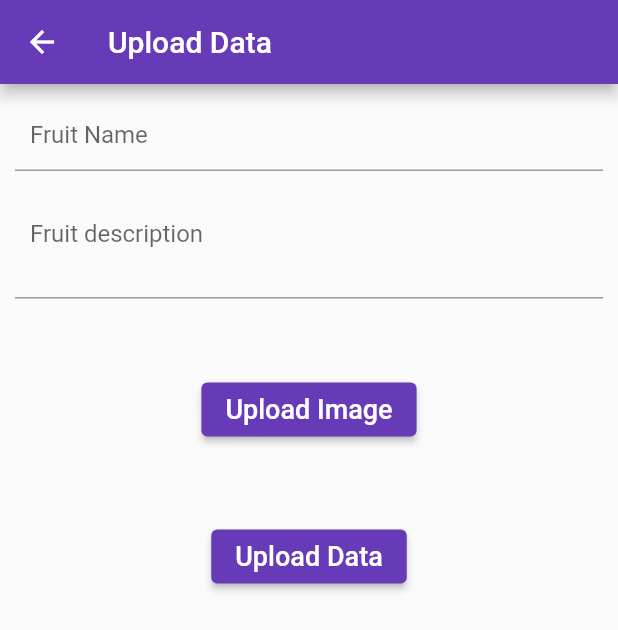
After one commit to mehtabismail/Flutter_Class, a Flutter app: the UploadFruitData screen opened directly, on a phone screen of 412 x 824 dp. The commit adds this screen. Shown: the top 630 px of the screen. Run offline on Flutter 3.47's test engine with Material 2 defaults, Android fonts, the phone set to English and light mode, and no system bars; our stand-ins replace cloud_firestore, file_picker, firebase_auth, firebase_core, firebase_storage, fluttertoast and 3 more; accounts and stored records are empty; network calls fail.

Commit message:
new update

```diff
--- a/lib/Screens/uploadData.dart
+++ b/lib/Screens/uploadData.dart
@@ -19,8 +19,8 @@ class UploadData extends StatefulWidget {
 
 class _UploadDataState extends State<UploadData> {
   final Storage storage = new Storage();
-  var path = null;
-  var fileName = null;
+  var path;
+  var fileName;
 
   Future pickImage(BuildContext context) async {
     // SELLECTING FILE
--- /dev/null
+++ b/lib/Screens/uploadFruit.dart
@@ -0,0 +1,171 @@
+// ignore_for_file: use_key_in_widget_constructors, file_names, prefer_const_constructors
+
+import 'package:cloud_firestore/cloud_firestore.dart';
+import 'package:file_picker/file_picker.dart';
+import 'package:firebase_auth/firebase_auth.dart';
+import 'package:flutter/material.dart';
+import 'package:fluttertoast/fluttertoast.dart';
+import 'package:learning1/Screens/storage_service.dart';
+import 'package:learning1/model/user_model.dart';
+
+class UploadFruitData extends StatefulWidget {
+  @override
+  _UploadFruitDataState createState() => _UploadFruitDataState();
+}
+
+class _UploadFruitDataState extends State<UploadFruitData> {
+  final _formKey = GlobalKey<FormState>();
+  final Storage storage = new Storage();
+  //  TEXTFIELD CONTROLLERS
+  TextEditingController fruitNameController = new TextEditingController();
+  TextEditingController fruitDescriptionController =
+      new TextEditingController();
+  TextEditingController emailController = new TextEditingController();
+  TextEditingController passwordController = new TextEditingController();
+  TextEditingController confirmPasswordController = new TextEditingController();
+
+  var path;
+  var fileName;
+  Future pickImage(BuildContext context) async {
+    // SELLECTING FILE
+    final results = await FilePicker.platform.pickFiles(
+      allowMultiple: false,
+      type: FileType.custom,
+      allowedExtensions: ['png', 'jpg'],
+    );
+    if (results == null) {
+      ScaffoldMessenger.of(context).showSnackBar(
+        const SnackBar(
+          content: Text("No file Selected!"),
+        ),
+      );
+      return null;
+    }
+    setState(() {
+      path = results.files.single.path;
+      fileName = results.files.single.name;
+    });
+
+    // CALLING UPLOAD FUNCTION
+    // storage.uploadFile(path, fileName);
+    storage.uploadFile(path, fileName);
+  }
+
+  @override
+  Widget build(BuildContext context) {
+    return Scaffold(
+      appBar: AppBar(
+        title: Text("Upload Data"),
+      ),
+      body: Container(
+        child: SingleChildScrollView(
+          child: Form(
+            key: _formKey,
+            child: Column(
+              mainAxisAlignment: MainAxisAlignment.center,
+              children: [
+                Padding(
+                  padding: const EdgeInsets.all(10.0),
+                  child: Container(
+                    child: Column(
+                      children: [
+                        // FRUIT NAME TEXTFIELD
+                        TextFormField(
+                          autofocus: false,
+                          controller: fruitNameController,
+                          keyboardType: TextInputType.emailAddress,
+                          onSaved: (value) {
+                            fruitNameController.text = value!;
+                          },
+                          textInputAction: TextInputAction.next,
+                          decoration: InputDecoration(
+                              contentPadding:
+                                  new EdgeInsets.symmetric(horizontal: 10.0),
+                              hintText: "Enter Fruite Name",
+                              labelText: "Fruit Name"),
+                        ),
+                        // FRUIT DESCRIPTION TEXTFIELD
+                        TextFormField(
+                          autofocus: false,
+                          controller: fruitDescriptionController,
+                          keyboardType: TextInputType.emailAddress,
+                          onSaved: (value) {
+                            fruitDescriptionController.text = value!;
+                          },
+                          textInputAction: TextInputAction.next,
+                          decoration: InputDecoration(
+                            hintText: "Enter Fruit Description",
+                            labelText: "Fruit description",
+                            contentPadding: new EdgeInsets.symmetric(
+                                vertical: 25.0, horizontal: 10.0),
+                          ),
+                        ),
+
+                        // SIZED BOX
+                        SizedBox(
+                          height: 50,
+                        ),
+                        ElevatedButton(
+                          onPressed: () {
+                            pickImage(context);
+                          },
+                          child: Text("Upload Image",
+                              style: TextStyle(fontSize: 18)),
+                        ),
+                        SizedBox(
+                          height: 50,
+                        ),
+                        // SIGN UP BUTTON
+                        ElevatedButton(
+                          onPressed: () async {
+                            print("hello");
+                            await FirebaseFirestore.instance
+                                .collection('FruitsData')
+                                .add({
+                              'title': fruitNameController.text,
+                              'description': fruitDescriptionController.text,
+                              'image': fileName,
+                            });
+                            // SHOWING TOAST MESSAGE
+                            Fluttertoast.showToast(
+                                msg: "Data Uploaded Successfully");
+                          },
+                          child: Text("Upload Data",
+                              style: TextStyle(fontSize: 18)),
+                        )
+                      ],
+                    ),
+                  ),
+                ),
+              ],
+            ),
+          ),
+        ),
+      ),
+    );
+  }
+
+  final _auth = FirebaseAuth.instance;
+  // void postDetailsToFireStore() async {
+  //   // CALLING OUR FIRESTORE
+  //   // CALLING OUR USERMODEL
+  //   FirebaseFirestore firebaseFirestore = FirebaseFirestore.instance;
+  //   User? user = _auth.currentUser;
+  //   UserModel userModel = UserModel();
+
+  //   // WRITTING ALL THE VALUES
+  //   userModel.email = user!.email;
+  //   userModel.uid = user.uid;
+  //   userModel.firstName = firstNameController.text;
+  //   userModel.secondName = secondNameController.text;
+
+  //   // SENDING THESE VALUES TO FIRESTORE
+  //   await firebaseFirestore
+  //       .collection("users")
+  //       .doc(user.uid)
+  //       .set(userModel.toMap());
+  //   // SHOWING TOAST MESSAGE
+  //   Fluttertoast.showToast(msg: "Fruit Added Successfully");
+  // }
+
+}
```
Also changed, not shown: lib/Screens/drawer.dart (+21 -19 lines), lib/Screens/fruitList.dart (+91 -74 lines).
